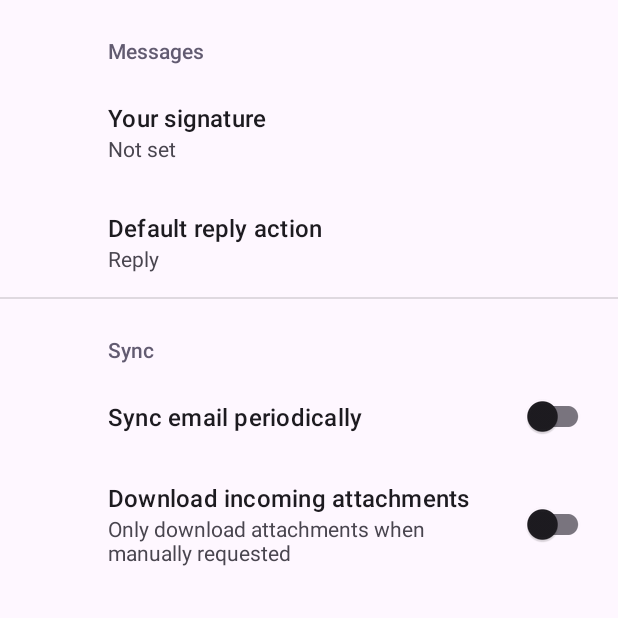
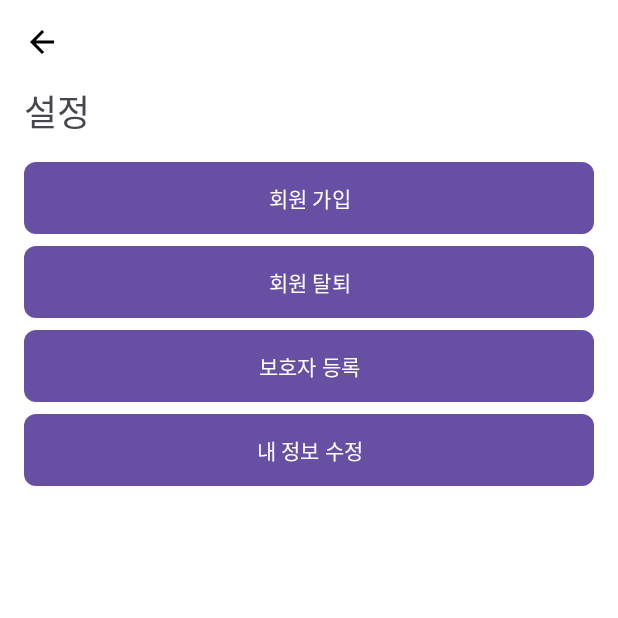
Before and after one commit to podongdaeng/homecoming-front, an Android app: the SettingsActivity screen opened directly, with no data from a screen before it, on a phone screen of 412 x 824 dp, the top half of it. Run offline under Robolectric (Android 15) with nearby library versions, the light colour scheme and no system bars; our stand-ins replace androidx.preference.

Commit message:
설정 버튼들 구현 왜 죄다 보라색인지 모르겠음

```diff
--- a/app/src/main/java/com/example/homecomingfront/SettingsActivity.kt
+++ b/app/src/main/java/com/example/homecomingfront/SettingsActivity.kt
@@ -1,6 +1,8 @@
 package com.example.homecomingfront
 
 import android.os.Bundle
+import android.view.View
+import android.view.MenuItem
 import androidx.appcompat.app.AppCompatActivity
 import androidx.preference.PreferenceFragmentCompat
 
@@ -15,8 +17,23 @@ class SettingsActivity : AppCompatActivity() {
                 .replace(R.id.settings, SettingsFragment())
                 .commit()
         }
+
+
         supportActionBar?.setDisplayHomeAsUpEnabled(true)
     }
+    override fun onOptionsItemSelected(item: MenuItem): Boolean {
+        when (item.itemId) {
+            android.R.id.home -> {
+                finish()
+                return true
+            }
+        }
+        return super.onOptionsItemSelected(item)
+    }
+    fun handleBackClick(view: View) {
+        finish()
+    }
+
 
     class SettingsFragment : PreferenceFragmentCompat() {
         override fun onCreatePreferences(savedInstanceState: Bundle?, rootKey: String?) {
--- /dev/null
+++ b/app/src/main/res/drawable/ic_back.xml
@@ -0,0 +1,10 @@
+<?xml version="1.0" encoding="utf-8"?>
+<vector xmlns:android="http://schemas.android.com/apk/res/android"
+    android:width="24dp"
+    android:height="24dp"
+    android:viewportWidth="24"
+    android:viewportHeight="24">
+    <path
+        android:fillColor="#000000"
+        android:pathData="M20,11H7.83l5.59,-5.59L12,4l-8,8 8,8 1.41,-1.41L7.83,13H20v-2z" />
+</vector>
--- /dev/null
+++ b/app/src/main/res/drawable/rounded_button.xml
@@ -0,0 +1,9 @@
+<?xml version="1.0" encoding="utf-8"?>
+<selector xmlns:android="http://schemas.android.com/apk/res/android">
+    <item>
+        <shape android:shape="rectangle">
+            <solid android:color="#2196F3" />
+            <corners android:radius="8dp" />
+        </shape>
+    </item>
+</selector>
--- a/app/src/main/res/layout/settings_activity.xml
+++ b/app/src/main/res/layout/settings_activity.xml
@@ -1,9 +1,72 @@
-<LinearLayout xmlns:android="http://schemas.android.com/apk/res/android"
+<RelativeLayout xmlns:android="http://schemas.android.com/apk/res/android"
     android:layout_width="match_parent"
-    android:layout_height="match_parent">
+    android:layout_height="match_parent"
+    android:padding="16dp"
+    android:background="@color/white">
+
+    <!-- 뒤로 가기 버튼 -->
+    <ImageButton
+        android:id="@+id/backButton"
+        android:layout_width="wrap_content"
+        android:layout_height="wrap_content"
+        android:layout_alignParentTop="true"
+        android:layout_alignParentStart="true"
+        android:src="@drawable/ic_back"
+        android:background="?android:selectableItemBackground"
+        android:onClick="handleBackClick" />/>
+
+    <!-- 설정 텍스트뷰 -->
+    <TextView
+        android:id="@+id/settingsText"
+        android:layout_width="wrap_content"
+        android:layout_height="wrap_content"
+        android:layout_below="@id/backButton"
+        android:layout_marginTop="16dp"
+        android:text="설정"
+        android:textSize="24sp" />
+
+    <!-- 회원 가입 버튼 -->
+    <Button
+        android:id="@+id/registerButton"
+        android:layout_width="match_parent"
+        android:layout_height="wrap_content"
+        android:layout_below="@id/settingsText"
+        android:layout_marginTop="16dp"
+        android:background="@drawable/rounded_button"
+        android:text="회원 가입" />
+
+    <!-- 회원 탈퇴 버튼 -->
+    <Button
+        android:id="@+id/unregisterButton"
+        android:layout_width="match_parent"
+        android:layout_height="wrap_content"
+        android:layout_below="@id/registerButton"
+        android:layout_marginTop="8dp"
+        android:background="@drawable/rounded_button"
+        android:text="회원 탈퇴" />
+
+    <!-- 보호자 등록 버튼 -->
+    <Button
+        android:id="@+id/guardianRegisterButton"
+        android:layout_width="match_parent"
+        android:layout_height="wrap_content"
+        android:layout_below="@id/unregisterButton"
+        android:layout_marginTop="8dp"
+        android:background="@drawable/rounded_button"
+        android:text="보호자 등록" />
+
+    <!-- 내 정보 수정 버튼 -->
+    <Button
+        android:id="@+id/editProfileButton"
+        android:layout_width="match_parent"
+        android:layout_height="wrap_content"
+        android:layout_below="@id/guardianRegisterButton"
+        android:layout_marginTop="8dp"
+        android:background="@drawable/rounded_button"
+        android:text="내 정보 수정" />
 
     <FrameLayout
         android:id="@+id/settings"
         android:layout_width="match_parent"
         android:layout_height="match_parent" />
-</LinearLayout>
+</RelativeLayout>
--- a/app/src/main/res/values/colors.xml
+++ b/app/src/main/res/values/colors.xml
@@ -1,5 +1,8 @@
 <?xml version="1.0" encoding="utf-8"?>
 <resources>
     <color name="black">#FF000000</color>
+
     <color name="white">#FFFFFFFF</color>
 </resources>
+
+<!--<color name="blue">#007AFFM</color>-->
--- a/app/src/main/res/values/strings.xml
+++ b/app/src/main/res/values/strings.xml
@@ -6,18 +6,20 @@
     <string name="location_description">Location</string>
     <string name="title_activity_settings">SettingsActivity</string>
 
-    <!-- Preference Titles -->
-    <string name="messages_header">Messages</string>
+    <!-- Preference Titles
+    <string name="messages_header">messages</string>
     <string name="sync_header">Sync</string>
+    -->
 
-    <!-- Messages Preferences -->
-    <string name="signature_title">Your signature</string>
+    <!-- Messages Preferences
+    <string name="signature_title">signature</string>
     <string name="reply_title">Default reply action</string>
-
-    <!-- Sync Preferences -->
+    -->
+    <!-- Sync Preferences
     <string name="sync_title">Sync email periodically</string>
     <string name="attachment_title">Download incoming attachments</string>
     <string name="attachment_summary_on">Automatically download attachments for incoming emails
     </string>
     <string name="attachment_summary_off">Only download attachments when manually requested</string>
+        -->
 </resources>
--- a/app/src/main/res/xml/root_preferences.xml
+++ b/app/src/main/res/xml/root_preferences.xml
@@ -1,5 +1,6 @@
 <PreferenceScreen xmlns:app="http://schemas.android.com/apk/res-auto">
 
+    <!--
     <PreferenceCategory app:title="@string/messages_header">
 
         <EditTextPreference
@@ -31,5 +32,6 @@
             app:title="@string/attachment_title" />
 
     </PreferenceCategory>
+    -->
 
 </PreferenceScreen>
```
